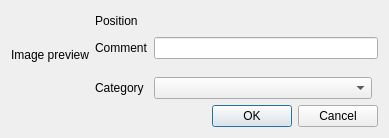
This is src/ui/markerdialog_ui.ui in KDE/kdenlive as Qt 5 draws it before an edit. The edited form follows.
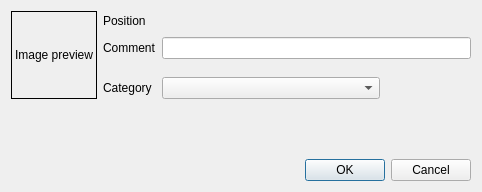
This is the edited form. Custom widgets are drawn as their Qt base class.

Commit message: Fix marker dialog thumbnails with movit. Fixes #618

Diff of the .ui file:
```diff
--- a/src/ui/markerdialog_ui.ui
+++ b/src/ui/markerdialog_ui.ui
@@ -6,8 +6,8 @@
    <rect>
     <x>0</x>
     <y>0</y>
-    <width>386</width>
-    <height>126</height>
+    <width>482</width>
+    <height>192</height>
    </rect>
   </property>
   <property name="windowTitle">
@@ -79,8 +79,14 @@
    </item>
    <item row="0" column="0" rowspan="5">
     <widget class="QLabel" name="clip_thumb">
+     <property name="sizePolicy">
+      <sizepolicy hsizetype="MinimumExpanding" vsizetype="Preferred">
+       <horstretch>0</horstretch>
+       <verstretch>0</verstretch>
+      </sizepolicy>
+     </property>
      <property name="frameShape">
-      <enum>QFrame::NoFrame</enum>
+      <enum>QFrame::Box</enum>
      </property>
      <property name="text">
       <string>Image preview</string>
@@ -101,11 +107,6 @@
    <extends>QComboBox</extends>
    <header>kcombobox.h</header>
   </customwidget>
-  <customwidget>
-   <class>QLineEdit</class>
-   <extends>QLineEdit</extends>
-   <header>klineedit.h</header>
-  </customwidget>
  </customwidgets>
  <resources/>
  <connections>
```
The commit also changes 6 other files.
